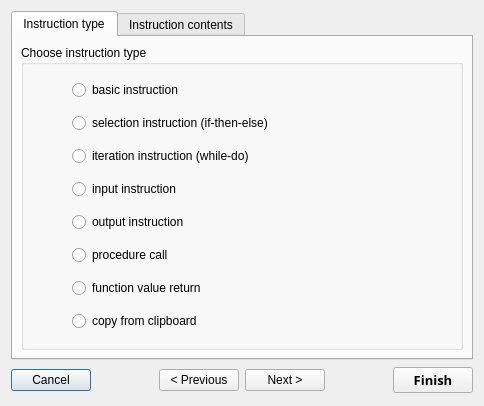
The window that instructionwizard.ui (wojdyga/nsbuilder) describes before a commit, drawn with Qt 5.
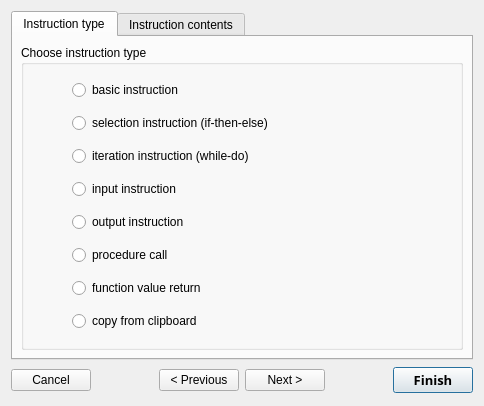
The same window after the commit.

Commit message: setting finish button as the default one

The edit to the form file:
```diff
--- a/instructionwizard.ui
+++ b/instructionwizard.ui
@@ -250,6 +250,9 @@
        <property name="text">
         <string>Finish</string>
        </property>
+       <property name="default">
+        <bool>true</bool>
+       </property>
       </widget>
      </item>
     </layout>
```
The commit also changes 1 other file.
